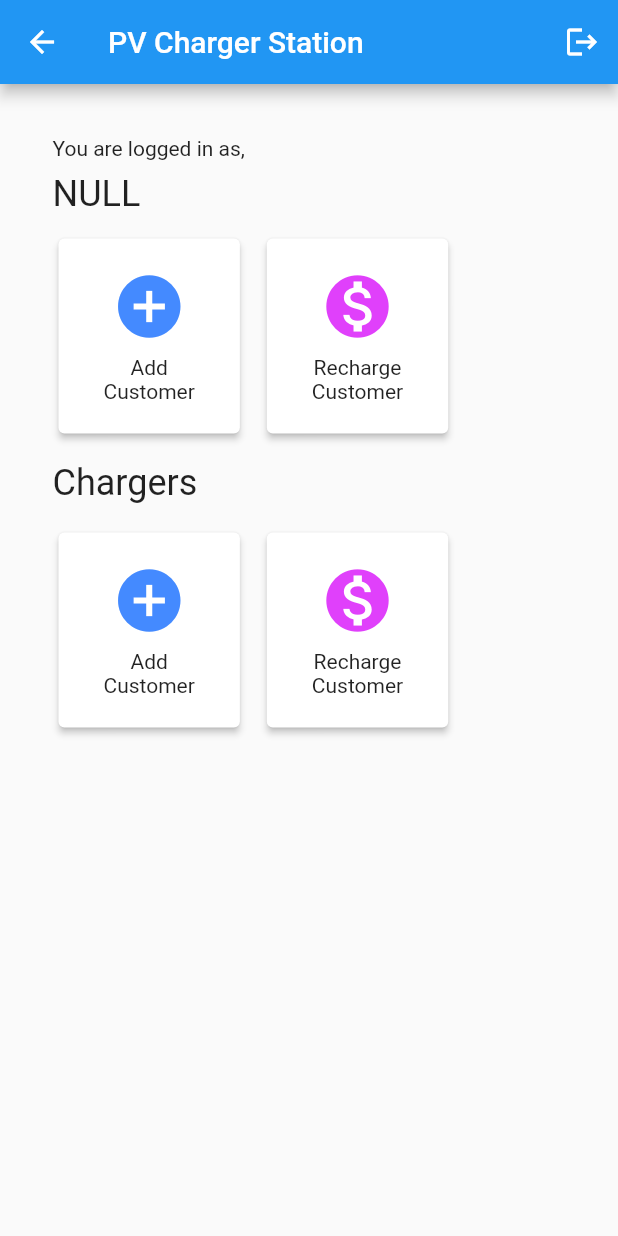
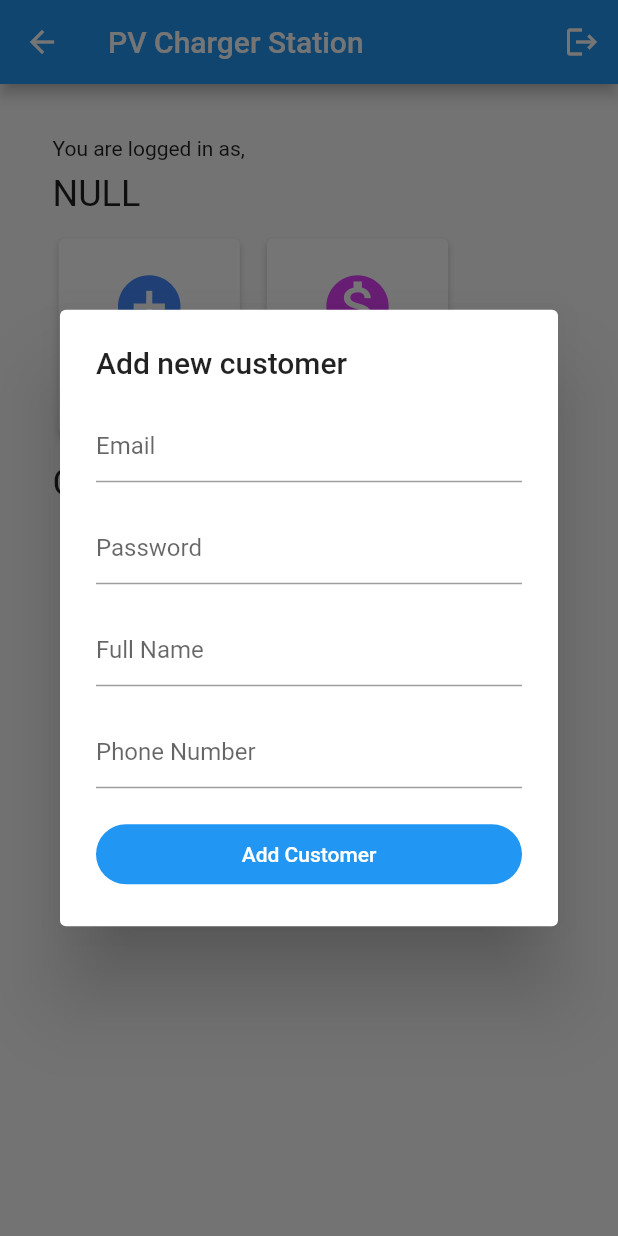
Before and after one commit to An7orAhmed/PV-Charging-Station-Web, a Flutter app: the HomePage screen opened by its route, after a tap on an icon or button, on a phone screen of 412 x 824 dp. Run offline on Flutter 3.47's test engine with Material 2 defaults, Android fonts, the phone set to English and light mode, and no system bars; our stand-ins replace fluttertoast, localstorage.

Commit message:
charger added

```diff
--- /dev/null
+++ b/lib/charger.dart
@@ -0,0 +1,70 @@
+import 'dart:convert';
+
+class Charger {
+  String id;
+  String station_id;
+  String charger_state;
+  String rate;
+  Charger({
+    required this.id,
+    required this.station_id,
+    required this.charger_state,
+    required this.rate,
+  });
+
+  Charger copyWith({
+    String? id,
+    String? station_id,
+    String? charger_state,
+    String? rate,
+  }) {
+    return Charger(
+      id: id ?? this.id,
+      station_id: station_id ?? this.station_id,
+      charger_state: charger_state ?? this.charger_state,
+      rate: rate ?? this.rate,
+    );
+  }
+
+  Map<String, dynamic> toMap() {
+    return <String, dynamic>{
+      'id': id,
+      'station_id': station_id,
+      'charger_state': charger_state,
+      'rate': rate,
+    };
+  }
+
+  factory Charger.fromMap(Map<String, dynamic> map) {
+    return Charger(
+      id: map['id'] as String,
+      station_id: map['station_id'] as String,
+      charger_state: map['charger_state'] as String,
+      rate: map['rate'] as String,
+    );
+  }
+
+  String toJson() => json.encode(toMap());
+
+  factory Charger.fromJson(String source) => Charger.fromMap(json.decode(source) as Map<String, dynamic>);
+
+  @override
+  String toString() {
+    return 'Charger(id: $id, station_id: $station_id, charger_state: $charger_state, rate: $rate)';
+  }
+
+  @override
+  bool operator ==(covariant Charger other) {
+    if (identical(this, other)) return true;
+
+    return other.id == id &&
+        other.station_id == station_id &&
+        other.charger_state == charger_state &&
+        other.rate == rate;
+  }
+
+  @override
+  int get hashCode {
+    return id.hashCode ^ station_id.hashCode ^ charger_state.hashCode ^ rate.hashCode;
+  }
+}
--- a/lib/home.dart
+++ b/lib/home.dart
@@ -1,13 +1,19 @@
+import 'dart:convert';
+
 import 'package:charger_station_web/login.dart';
 import 'package:flutter/material.dart';
 import 'package:fluttertoast/fluttertoast.dart';
 import 'package:http/http.dart' as http;
 import 'package:localstorage/localstorage.dart';
 
+import 'charger.dart';
+
+// ignore: must_be_immutable
 class HomePage extends StatelessWidget {
   HomePage({super.key});
 
   final LocalStorage storage = LocalStorage('data');
+  List<Charger> chargers = [];
 
   void showToast(String message) {
     Fluttertoast.showToast(
@@ -21,20 +27,25 @@ class HomePage extends StatelessWidget {
   Future<void> loadChargers() async {
     String stationId = storage.getItem("station_id");
     String param = "action=stationChargers&station_id=$stationId";
-    await http.get(Uri.parse("https://esinebd.com/projects/chargerStation/api.php?$param")).then((resp) {
-      if (resp.body.contains("No chargers")) {
-        showToast("No Charger found!");
-        return;
+    var resp = await http.get(Uri.parse("https://esinebd.com/projects/chargerStation/api.php?$param"));
+
+    if (resp.body.contains("No chargers")) {
+      showToast("No Charger found!");
+      return;
+    } else {
+      List<dynamic> json = jsonDecode(resp.body);
+      chargers.clear();
+      for (Map<String, dynamic> element in json) {
+        chargers.add(Charger.fromMap(element));
       }
-      print(resp.body);
-    });
+    }
   }
 
-  Widget button(String title, Icon icon, Function action) {
+  Widget button(String title, Icon icon, action) {
     return Card(
       elevation: 2,
       child: InkWell(
-        onTap: () {},
+        onTap: action,
         child: Padding(
           padding: const EdgeInsets.symmetric(vertical: 20, horizontal: 30),
           child: Column(
@@ -46,6 +57,74 @@ class HomePage extends StatelessWidget {
           ),
         ),
       ),
+    );
+  }
+
+  void addCustomer(context) {
+    var email = TextEditingController();
+    var pass = TextEditingController();
+    var name = TextEditingController();
+    var phone = TextEditingController();
+
+    showDialog(
+      context: context,
+      builder: (context) {
+        return AlertDialog(
+          title: const Text("Add new customer"),
+          content: SizedBox(
+            height: 320,
+            width: 500,
+            child: ListView.separated(
+              shrinkWrap: true,
+              itemCount: 5,
+              itemBuilder: (context, index) {
+                switch (index) {
+                  case 0:
+                    return TextField(
+                      controller: email,
+                      decoration: const InputDecoration(
+                        labelText: 'Email',
+                        contentPadding: EdgeInsets.symmetric(vertical: 5),
+                      ),
+                    );
+                  case 1:
+                    return TextField(
+                      controller: pass,
+                      decoration: const InputDecoration(
+                        labelText: 'Password',
+                        contentPadding: EdgeInsets.symmetric(vertical: 5),
+                      ),
+                    );
+                  case 2:
+                    return TextField(
+                      controller: name,
+                      decoration: const InputDecoration(
+                        labelText: 'Full Name',
+                        contentPadding: EdgeInsets.symmetric(vertical: 5),
+                      ),
+                    );
+                  case 3:
+                    return TextField(
+                      controller: phone,
+                      decoration: const InputDecoration(
+                        labelText: 'Phone Number',
+                        contentPadding: EdgeInsets.symmetric(vertical: 5),
+                      ),
+                    );
+                  case 4:
+                    return FilledButton(
+                      onPressed: () {},
+                      child: const Text("Add Customer"),
+                    );
+                  default:
+                    return const SizedBox.shrink();
+                }
+              },
+              separatorBuilder: (context, i) => const SizedBox(height: 20),
+            ),
+          ),
+        );
+      },
     );
   }
 
@@ -90,7 +169,7 @@ class HomePage extends StatelessWidget {
                         Row(
                           children: [
                             button("Add\nCustomer", const Icon(Icons.add_circle, color: Colors.blueAccent, size: 50),
-                                () {}),
+                                () => addCustomer(context)),
                             const SizedBox(width: 10),
                             button("Recharge\nCustomer",
                                 const Icon(Icons.monetization_on, color: Colors.purpleAccent, size: 50), () {}),
@@ -99,14 +178,21 @@ class HomePage extends StatelessWidget {
                         const SizedBox(height: 15),
                         const Text("Chargers", style: TextStyle(fontSize: 24)),
                         const SizedBox(height: 15),
-                        Row(
-                          children: [
-                            button("Add\nCustomer", const Icon(Icons.add_circle, color: Colors.blueAccent, size: 50),
-                                () {}),
-                            const SizedBox(width: 10),
-                            button("Recharge\nCustomer",
-                                const Icon(Icons.monetization_on, color: Colors.purpleAccent, size: 50), () {}),
-                          ],
+                        Column(
+                          children: chargers
+                              .map(
+                                (charger) => Card(
+                                  child: Padding(
+                                    padding: const EdgeInsets.all(10),
+                                    child: ListTile(
+                                      leading: CircleAvatar(child: Text(charger.id)),
+                                      title: Text("Charger State: ${charger.charger_state}"),
+                                      trailing: Text("Rate: ${charger.rate}TK/min"),
+                                    ),
+                                  ),
+                                ),
+                              )
+                              .toList(),
                         ),
                       ],
                     ),
```
Also changed, not shown: 1 other file.
